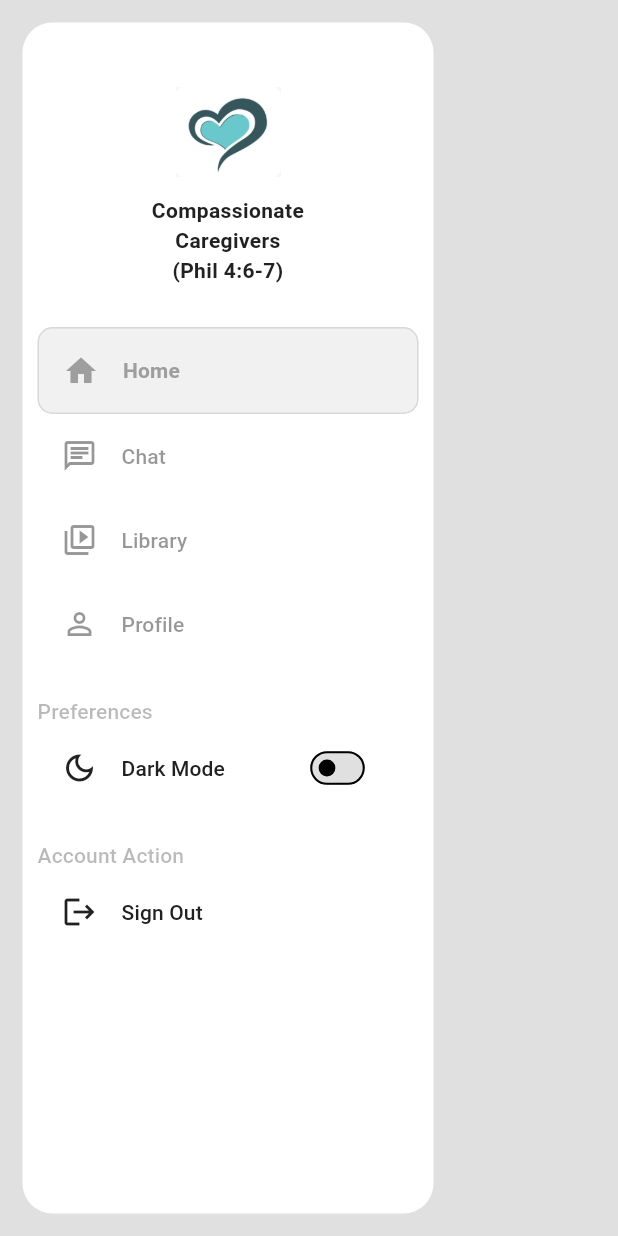
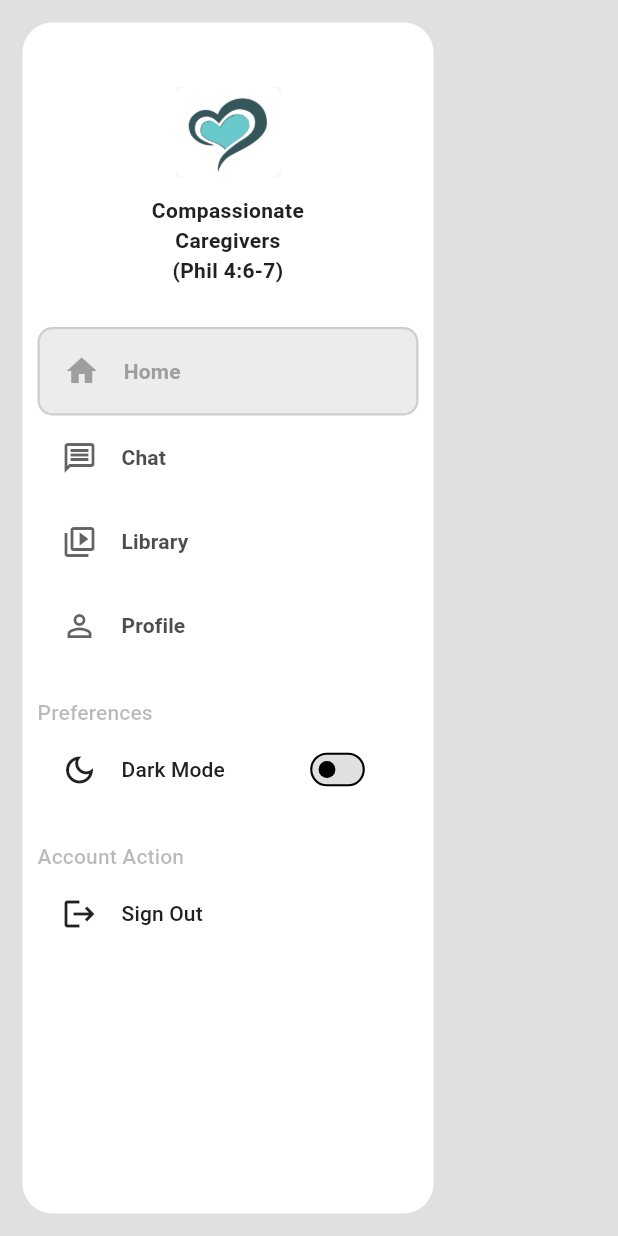
Before and after one commit to jasskhinda/compassionate-caregivers-app, a Flutter app: the NavDrawer widget shown alone on an empty page, opened directly with empty values, on a phone screen of 412 x 824 dp. Run offline on Flutter 3.47's test engine with Material 3 defaults, Android fonts, the phone set to English and light mode, and no system bars; our stand-ins replace animated_splash_screen, audioplayers, cached_network_image, cloud_firestore, cloud_functions, dio and 14 more; missing offline and left inert: flutter_inappwebview, flutter_sound, universal_html; accounts and stored records are empty; network calls fail; project files that could hold a hidden picture were left out.

Commit message:
Fix chat icon and improve navigation colors
Fixes:
• Restore chat icon to message_rounded (was missing)
• Make navigation colors darker and more visible
• Increase opacity for better contrast
• Strengthen border on selected tabs
• Improve font weight for unselected tabs

Navigation now has better visual contrast and all icons are visible.

🤖 Generated with [Claude Code](https://claude.ai/code)

Co-Authored-By: Claude <noreply@anthropic.com>

```diff
--- a/lib/component/bottomBar/bottom_bar.dart
+++ b/lib/component/bottomBar/bottom_bar.dart
@@ -91,7 +91,7 @@ class _BottomBarState extends State<BottomBar> {
                       text: 'Home'
                   ),
                   GButton(
-                      icon: _currentIndex == 1 ? Icons.chat : Icons.chat_outlined,
+                      icon: _currentIndex == 1 ? Icons.message_rounded : Icons.message_outlined,
                       text: 'Chat'
                   ),
                   GButton(
--- a/lib/component/bottomBar/nav_drawer.dart
+++ b/lib/component/bottomBar/nav_drawer.dart
@@ -111,7 +111,7 @@ class _NavDrawerState extends State<NavDrawer> {
             ),
             _buildListTile(
               index: 1,
-              icon: widget.selectedIndex == 1 ? Icons.chat : Icons.chat_outlined,
+              icon: widget.selectedIndex == 1 ? Icons.message_rounded : Icons.message_outlined,
               text: 'Chat',
               theme: AppUtils.getColorScheme(context),
               textTheme: textTheme,
@@ -190,21 +190,21 @@ class _NavDrawerState extends State<NavDrawer> {
     return Container(
       margin: const EdgeInsets.symmetric(horizontal: 10),
       decoration: BoxDecoration(
-          color: isSelected ? theme.primary.withOpacity(0.15) : Colors.transparent,
+          color: isSelected ? theme.primary.withOpacity(0.2) : Colors.transparent,
           borderRadius: BorderRadius.circular(10),
-          border: isSelected ? Border.all(color: theme.primary.withOpacity(0.3), width: 1) : null,
+          border: isSelected ? Border.all(color: theme.primary.withOpacity(0.4), width: 1.5) : null,
       ),
       child: ListTile(
         leading: Icon(
             icon,
-            color: isSelected ? theme.primary : theme.onSurface.withAlpha(120),
+            color: isSelected ? theme.primary : theme.onSurface.withOpacity(0.7),
             size: 24,
         ),
         title: Text(
           text,
           style: textTheme.titleSmall?.copyWith(
-            color: isSelected ? theme.primary : theme.onSurface.withAlpha(120),
-            fontWeight: isSelected ? FontWeight.bold : FontWeight.w500,
+            color: isSelected ? theme.primary : theme.onSurface.withOpacity(0.8),
+            fontWeight: isSelected ? FontWeight.bold : FontWeight.w600,
           ),
         ),
         onTap: () {
```
